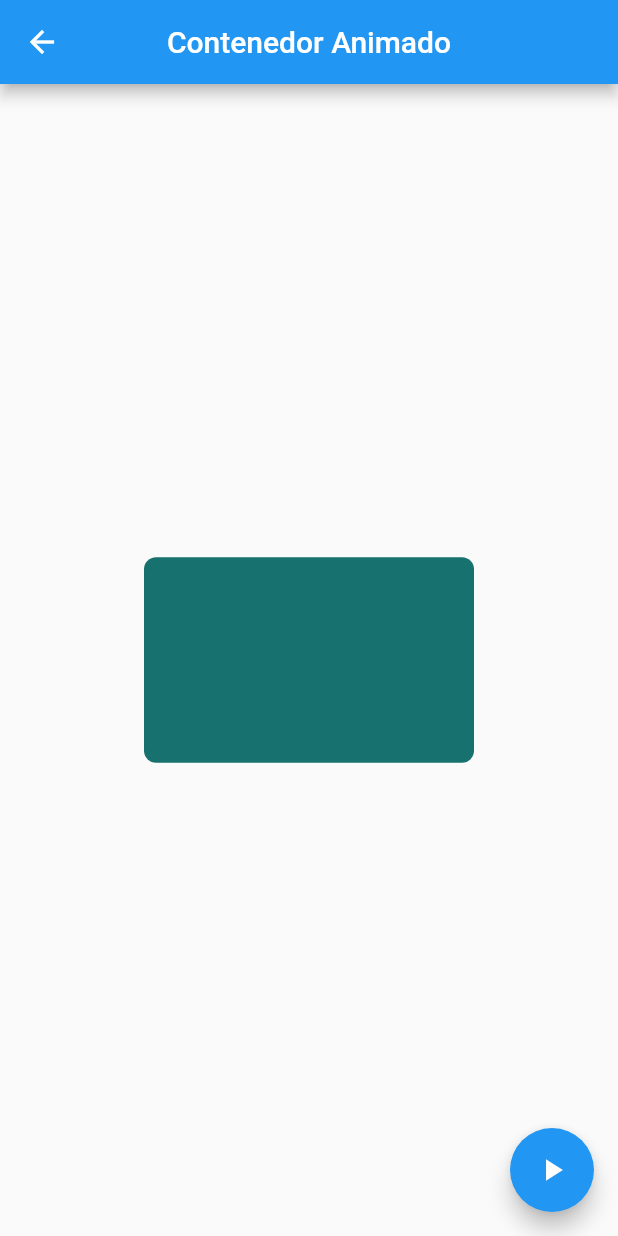
After one commit to OscarLarios7a/FlutterComponents, a Flutter app: the AnimatedContainerPage screen opened by its route, after a tap on the "play arrow" icon, on a phone screen of 412 x 824 dp. The commit adds this screen. Run offline on Flutter 3.47's test engine with Material 2 defaults, Android fonts, the phone set to English and light mode, and no system bars.

Commit message:
Se Agreo nuevas modificaciones a los archivos de menu_opts.json,routes.dart,icons_string_util.dart y se creo el archivo de animated_container_page.dart el cual contendra un contenedor animado

```diff
--- a/data/menu_opts.json
+++ b/data/menu_opts.json
@@ -15,6 +15,11 @@
             "ruta" : "card",
             "icon" : "folder_open",
             "texto": "Cards - Tarjetas"
+        },
+        {
+            "ruta" : "animatedContainer",
+            "icon" : "donut_large",
+            "texto": "Contenedor Animado"
         }
     ]
 }
--- /dev/null
+++ b/lib/src/pages/animated_container_page.dart
@@ -0,0 +1,62 @@
+import 'dart:convert';
+import 'dart:math';
+
+import 'package:flutter/material.dart';
+
+class AnimatedContainerPage extends StatefulWidget {
+  AnimatedContainerPage({Key? key}) : super(key: key);
+
+  @override
+  _AnimatedContainerPageState createState() => _AnimatedContainerPageState();
+}
+
+class _AnimatedContainerPageState extends State<AnimatedContainerPage> {
+  //?Se agregaran propiedades para la manipulacion del contenedor
+  double _width = 50.0;
+  double _height = 50.0;
+  Color _color = Colors.blueGrey;
+
+  //? se agrega esta propiedad para el borde cirular del contenedor
+  BorderRadiusGeometry _borderRadius = BorderRadius.circular(8.0);
+  @override
+  Widget build(BuildContext context) {
+    return Scaffold(
+      appBar: AppBar(
+        centerTitle: true,
+        title: Text('Contenedor Animado'),
+      ),
+      body: Center(
+        child: AnimatedContainer( //?se cambio el Container por AnimatedContainer, ya que se utilizaran las propiedades de duration y curve para animar dicho contenedor
+
+          width: _width,
+          height: _height,
+          curve: Curves.fastLinearToSlowEaseIn,
+          duration: Duration(seconds: 1), // para el manejo de la duracion de la animacion
+          decoration: BoxDecoration(
+            color: _color,
+            borderRadius: _borderRadius,
+          ),
+        ),
+      ),
+      floatingActionButton: FloatingActionButton(
+        child: Icon(Icons.play_arrow),
+        onPressed: () {
+          _cambiarForma();
+        },
+      ),
+    );
+  }
+
+  void _cambiarForma() {
+    //*Creando un objeto para el manejo aleatorio de las propiedades del contenedor
+    final rand = Random();
+
+    setState(() {
+      _width = rand.nextInt(300).toDouble();
+      _height = rand.nextInt(300).toDouble();
+      _color = Color.fromRGBO(
+          rand.nextInt(255), rand.nextInt(255), rand.nextInt(255), 1);
+        BorderRadiusGeometry _borderRadius = BorderRadius.circular(rand.nextInt(100).toDouble());
+    });
+  }
+}
--- a/lib/src/routes/routes.dart
+++ b/lib/src/routes/routes.dart
@@ -4,6 +4,7 @@ import 'package:componentes/src/pages/home_page.dart';
 import 'package:componentes/src/pages/alert_page.dart';
 import 'package:componentes/src/pages/avatar_page.dart';
 import 'package:componentes/src/pages/card_page.dart';
+import 'package:componentes/src/pages/animated_container_page.dart';
 
 //Creo un Mapa para el manejo de las Rutas
 
@@ -13,5 +14,6 @@ Map<String, WidgetBuilder> getAppRoutes() {
     'alert': (BuildContext context) => const AlertPage(),
     'avatar': (BuildContext context) => const AvatarPage(),
     'card': (BuildContext context) => const CardPage(),
+    'animatedContainer': (BuildContext context) => AnimatedContainerPage(),
   };
 }
--- a/lib/src/utils/icons_string_util.dart
+++ b/lib/src/utils/icons_string_util.dart
@@ -6,6 +6,7 @@ final _icons = <String, IconData>{
   "add_alert": Icons.add_alert,
   "accessibility": Icons.accessibility,
   "folder_open": Icons.folder_open,
+  "donut_large" : Icons.donut_large,
 };
 
 //Creo mi metodo de getIcon para la manipulacion de los iconos
```
